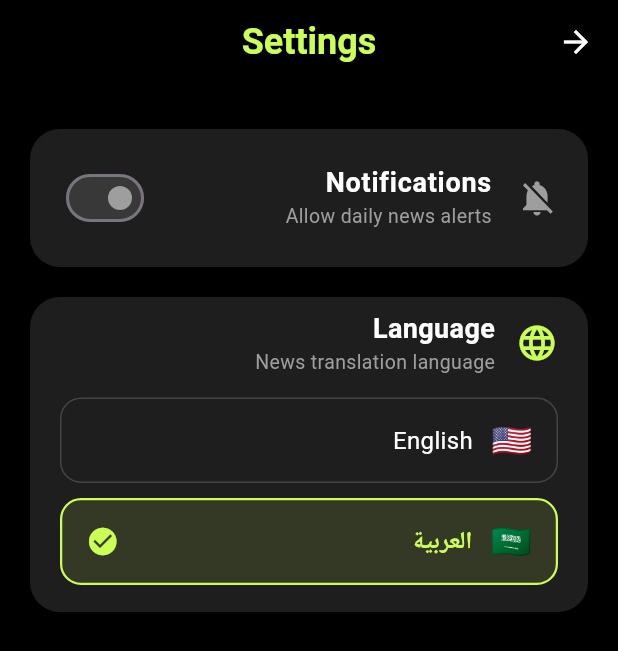
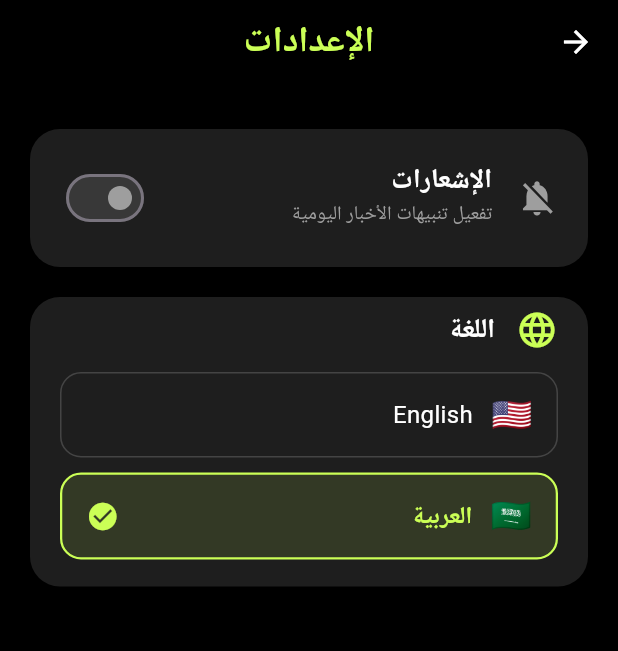
Before and after one commit to TarekHayan/News-App, a Flutter app: the SettingsPage screen opened directly, after a tap on "Notifications", after a tap on "🇸🇦", on a phone screen of 412 x 824 dp. Shown: the top 651 px of the screen. Run offline on Flutter 3.47's test engine with Material 3 defaults, Android fonts, the phone set to English and light mode, and no system bars; our stand-ins replace cached_network_image, dio, flutter_local_notifications, flutter_offline, flutter_timezone, shared_preferences and 1 more; accounts and stored records are empty; network calls fail.

Commit message:
Add : arabic language

```diff
--- a/lib/core/providers/locale_provider.dart
+++ b/lib/core/providers/locale_provider.dart
@@ -28,6 +28,12 @@ class LocaleProvider extends ChangeNotifier {
     await prefs.setString('app_language', code);
   }
 
+  /// Returns [en] if English is active, otherwise returns [ar].
+  /// Useful for quick UI text translation.
+  String tn(String en, String ar) {
+    return _languageCode == 'en' ? en : ar;
+  }
+
   // ──────────────────────────── Translation ────────────────────────────
 
   /// Returns the translated version of [text].
--- a/lib/main.dart
+++ b/lib/main.dart
@@ -45,8 +45,6 @@ class MyApp extends StatelessWidget {
         GlobalWidgetsLocalizations.delegate,
         GlobalCupertinoLocalizations.delegate,
       ],
-      // ────────────────────────────────────────────────────────────
-
       home: const SplashScreen(),
     );
   }
--- a/lib/views/HomePadge.dart
+++ b/lib/views/HomePadge.dart
@@ -1,5 +1,7 @@
 import 'package:flutter/material.dart';
 import 'package:flutter_offline/flutter_offline.dart';
+import 'package:news_app/core/providers/locale_provider.dart';
+import 'package:provider/provider.dart';
 import '../service/getNewsData.dart';
 import 'newsSearch.dart';
 import '../widgets/categery_list_veiw.dart';
@@ -96,6 +98,7 @@ class ShowHeadlinesNews extends StatelessWidget {
 
   @override
   Widget build(BuildContext context) {
+    final locale = Provider.of<LocaleProvider>(context);
     return CustomScrollView(
       slivers: [
         SliverToBoxAdapter(child: CategeryListVeiw()),
@@ -104,7 +107,7 @@ class ShowHeadlinesNews extends StatelessWidget {
             child: Padding(
               padding: const EdgeInsets.symmetric(vertical: 10),
               child: Text(
-                'Top Headlines',
+                locale.tn('Top Headlines', 'أهم العناوين'),
                 style: TextStyle(
                   color: AppStyle.originalPrimaryColor,
                   fontSize: 20,
--- a/lib/views/settings_page.dart
+++ b/lib/views/settings_page.dart
@@ -71,7 +71,7 @@ class _SettingsPageState extends State<SettingsPage> {
       appBar: AppBar(
         iconTheme: const IconThemeData(color: Colors.white),
         title: Text(
-          'Settings',
+          localeProvider.tn('Settings', 'الإعدادات'),
           style: TextStyle(
             color: AppStyle.originalPrimaryColor,
             fontWeight: FontWeight.bold,
@@ -85,16 +85,16 @@ class _SettingsPageState extends State<SettingsPage> {
             // ── Notifications ─────────────────────────────────────
             _sectionCard(
               child: SwitchListTile(
-                title: const Text(
-                  'Notifications',
+                title: Text(
+                  localeProvider.tn('Notifications', 'الإشعارات'),
                   style: TextStyle(
                     color: Colors.white,
                     fontSize: 18,
                     fontWeight: FontWeight.w600,
                   ),
                 ),
-                subtitle: const Text(
-                  'Allow daily news alerts',
+                subtitle: Text(
+                  localeProvider.tn('Allow daily news alerts', 'تفعيل تنبيهات الأخبار اليومية'),
                   style: TextStyle(color: Colors.grey, fontSize: 13),
                 ),
                 value: _notificationsEnabled,
@@ -141,22 +141,15 @@ class _SettingsPageState extends State<SettingsPage> {
                           size: 28,
                         ),
                         const SizedBox(width: 14),
-                        const Column(
+                        Column(
                           crossAxisAlignment: CrossAxisAlignment.start,
                           children: [
                             Text(
-                              'Language',
-                              style: TextStyle(
+                              localeProvider.tn('Language', 'اللغة'),
+                              style: const TextStyle(
                                 color: Colors.white,
                                 fontSize: 18,
                                 fontWeight: FontWeight.w600,
-                              ),
-                            ),
-                            Text(
-                              'News translation language',
-                              style: TextStyle(
-                                color: Colors.grey,
-                                fontSize: 13,
                               ),
                             ),
                           ],
```
Also changed, not shown: lib/views/newsSearch.dart (+28 -9 lines).
